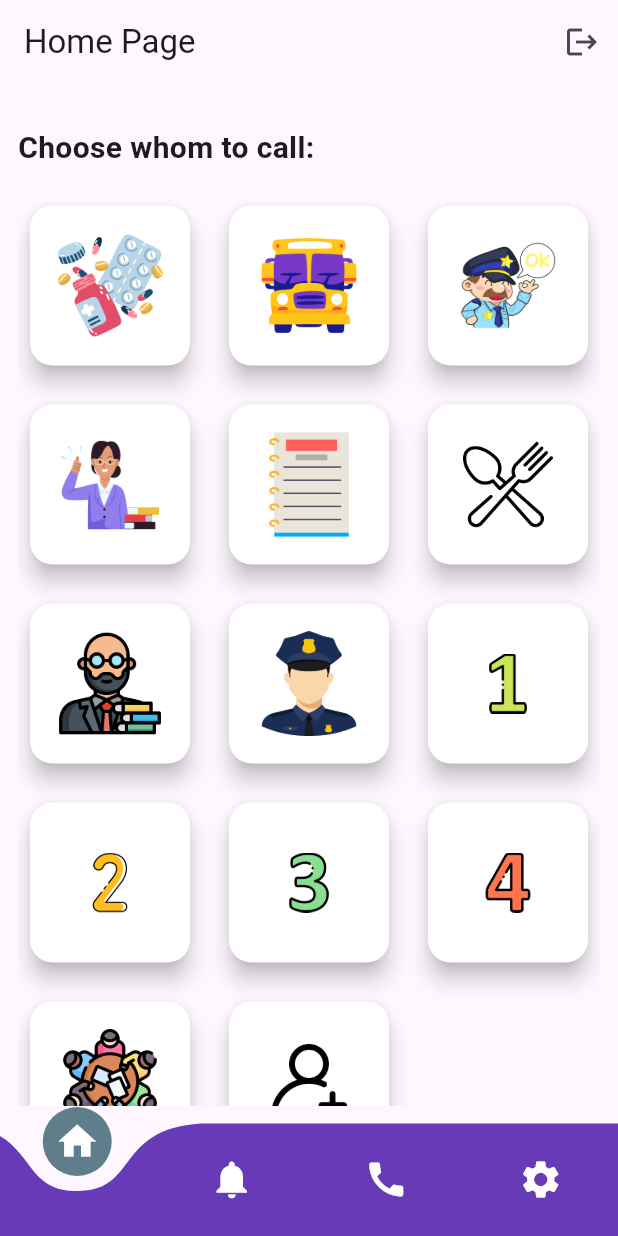
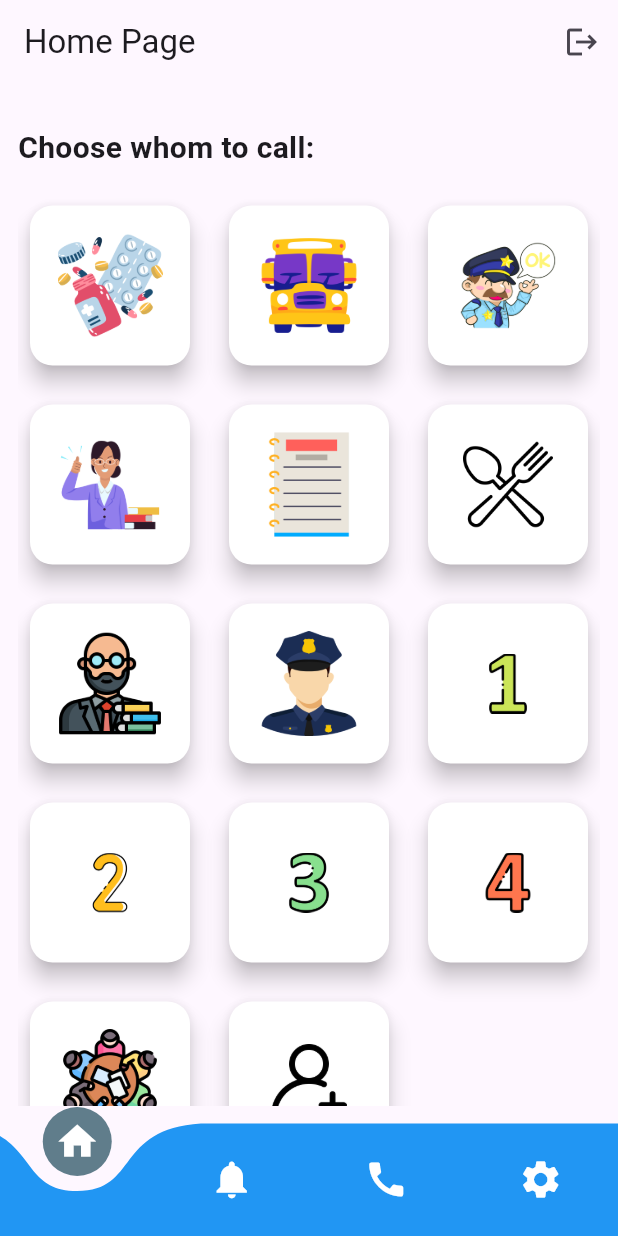
Before and after one commit to mukundsolanki/vyanjak-app-private, a Flutter app: the HomePage screen opened directly, on a phone screen of 412 x 824 dp. Run offline on Flutter 3.47's test engine with Material 3 defaults, Android fonts, the phone set to English and light mode, and no system bars; drawn by our look-alikes of curved_navigation_bar; our stand-ins replace image_picker, shared_preferences, video_player; missing offline and left inert: flutter_webrtc, mobile_scanner; accounts and stored records are empty.

Commit message:
Clean UP

```diff
--- a/lib/home_page.dart
+++ b/lib/home_page.dart
@@ -55,7 +55,7 @@ class _HomePageState extends State<HomePage> {
             _currentIndex = index;
           });
         },
-        color: Colors.deepPurple,
+        color: Colors.blue,
         buttonBackgroundColor: Colors.blueGrey,
         backgroundColor: Colors.transparent,
         animationCurve: Curves.easeInOut,
--- a/lib/symbol_page.dart
+++ b/lib/symbol_page.dart
@@ -1,4 +1,6 @@
 import 'package:flutter/material.dart';
+import 'package:image_picker/image_picker.dart';
+import 'dart:io';
 
 class SymbolPage extends StatefulWidget {
   const SymbolPage({super.key});
@@ -8,10 +10,28 @@ class SymbolPage extends StatefulWidget {
 }
 
 class _SymbolPageState extends State<SymbolPage> {
+  final List<Map<String, dynamic>> items = [
+    {'image': 'assets/medicine.png', 'size': 70.0},
+    {'image': 'assets/bus.png', 'size': 70.0},
+    {'image': 'assets/guard.png', 'size': 80.0},
+    {'image': 'assets/teacher.png', 'size': 85.0},
+    {'image': 'assets/peon.png', 'size': 80.0},
+    {'image': 'assets/food.png', 'size': 60.0},
+    {'image': 'assets/dean.png', 'size': 70.0},
+    {'image': 'assets/policeman.png', 'size': 70.0},
+    {'image': 'assets/one.png', 'size': 40.0},
+    {'image': 'assets/two.png', 'size': 40.0},
+    {'image': 'assets/three.png', 'size': 40.0},
+    {'image': 'assets/four.png', 'size': 40.0},
+    {'image': 'assets/meeting.png', 'size': 70.0},
+    {'image': 'assets/add-user.png', 'size': 50.0},
+  ];
+
+  final List<Map<String, dynamic>> userItems = [];
+
   @override
   Widget build(BuildContext context) {
     return Scaffold(
-
       body: Padding(
         padding: const EdgeInsets.all(12.0),
         child: Column(
@@ -31,9 +51,13 @@ class _SymbolPageState extends State<SymbolPage> {
                   crossAxisSpacing: 10.0,
                   mainAxisSpacing: 10.0,
                 ),
-                itemCount: 14,
+                itemCount: items.length + userItems.length,
                 itemBuilder: (context, index) {
-                  return _buildGridItem(index);
+                  if (index < items.length) {
+                    return _buildGridItem(index, items);
+                  } else {
+                    return _buildGridItem(index - items.length, userItems);
+                  }
                 },
               ),
             ),
@@ -43,25 +67,7 @@ class _SymbolPageState extends State<SymbolPage> {
     );
   }
 
-  Widget _buildGridItem(int index) {
-
-    final List<Map<String, dynamic>> items = [
-      {'image': 'assets/medicine.png', 'size': 70.0},
-      {'image': 'assets/bus.png', 'size': 70.0},
-      {'image': 'assets/guard.png', 'size': 80.0},
-      {'image': 'assets/teacher.png', 'size': 85.0},
-      {'image': 'assets/peon.png', 'size': 80.0},
-      {'image': 'assets/food.png', 'size': 60.0},
-      {'image': 'assets/dean.png', 'size': 70.0},
-      {'image': 'assets/policeman.png', 'size': 70.0},
-      {'image': 'assets/one.png', 'size': 40.0},
-      {'image': 'assets/two.png', 'size': 40.0},
-      {'image': 'assets/three.png', 'size': 40.0},
-      {'image': 'assets/four.png', 'size': 40.0},
-      {'image': 'assets/meeting.png', 'size': 70.0},
-      {'image': 'assets/add-user.png', 'size': 50.0},
-    ];
-
+  Widget _buildGridItem(int index, List<Map<String, dynamic>> itemList) {
     return Card(
       shape: RoundedRectangleBorder(
         borderRadius: BorderRadius.circular(15.0),
@@ -70,21 +76,70 @@ class _SymbolPageState extends State<SymbolPage> {
       elevation: 6.0,
       margin: const EdgeInsets.all(8.0),
       child: InkWell(
-        onTap: () {
-
+        onTap: () async {
+          if (itemList == items && index == items.length - 1) {
+            await _addUser();
+          }
         },
         splashColor: Colors.deepPurple.withAlpha(30),
         borderRadius: BorderRadius.circular(15.0),
         child: Padding(
           padding: const EdgeInsets.all(16.0),
           child: Center(
-            child: Image.asset(
-              items[index]['image'],
-              height: items[index]['size'],
-            ),
+            child: itemList == items
+                ? Image.asset(
+                    itemList[index]['image'],
+                    height: itemList[index]['size'],
+                  )
+                : CircleAvatar(
+                    backgroundImage: FileImage(File(itemList[index]['image'])),
+                    radius: itemList[index]['size'] / 2,
+                  ),
           ),
         ),
       ),
     );
   }
+
+  Future<void> _addUser() async {
+    final picker = ImagePicker();
+    final pickedFile = await picker.pickImage(source: ImageSource.gallery);
+
+    if (pickedFile != null) {
+      final nameController = TextEditingController();
+      await showDialog(
+        context: context,
+        builder: (context) {
+          return AlertDialog(
+            title: const Text('Enter Name'),
+            content: TextField(
+              controller: nameController,
+              decoration: const InputDecoration(hintText: 'Name'),
+            ),
+            actions: [
+              TextButton(
+                onPressed: () {
+                  Navigator.of(context).pop();
+                },
+                child: const Text('Cancel'),
+              ),
+              TextButton(
+                onPressed: () {
+                  setState(() {
+                    userItems.add({
+                      'image': pickedFile.path,
+                      'size': 70.0,
+                      'name': nameController.text,
+                    });
+                  });
+                  Navigator.of(context).pop();
+                },
+                child: const Text('Add'),
+              ),
+            ],
+          );
+        },
+      );
+    }
+  }
 }
--- a/pubspec.yaml
+++ b/pubspec.yaml
@@ -42,6 +42,7 @@ dependencies:
   http: ^0.13.3
   video_player: ^2.4.6
   flutter_webrtc: ^0.11.7
+  image_picker: ^1.1.2
 
 dev_dependencies:
   flutter_test:
```
Also changed, not shown: pubspec.lock (added), 5 other files.
